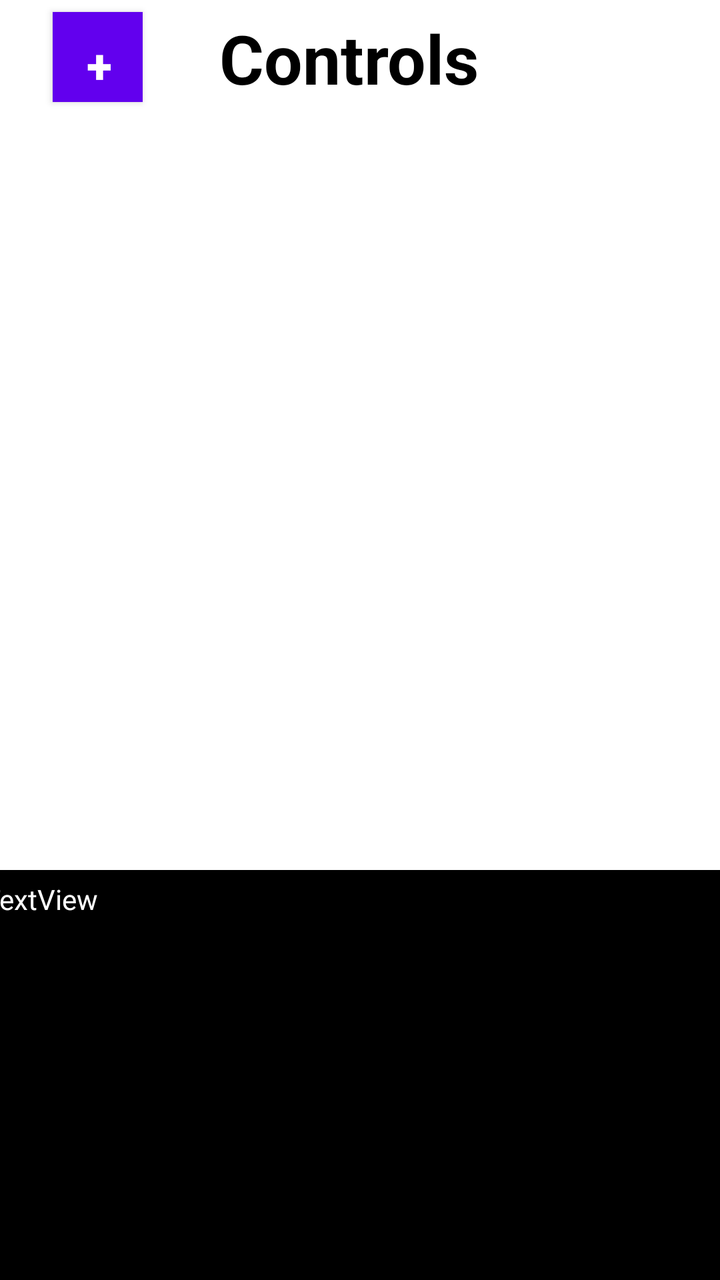
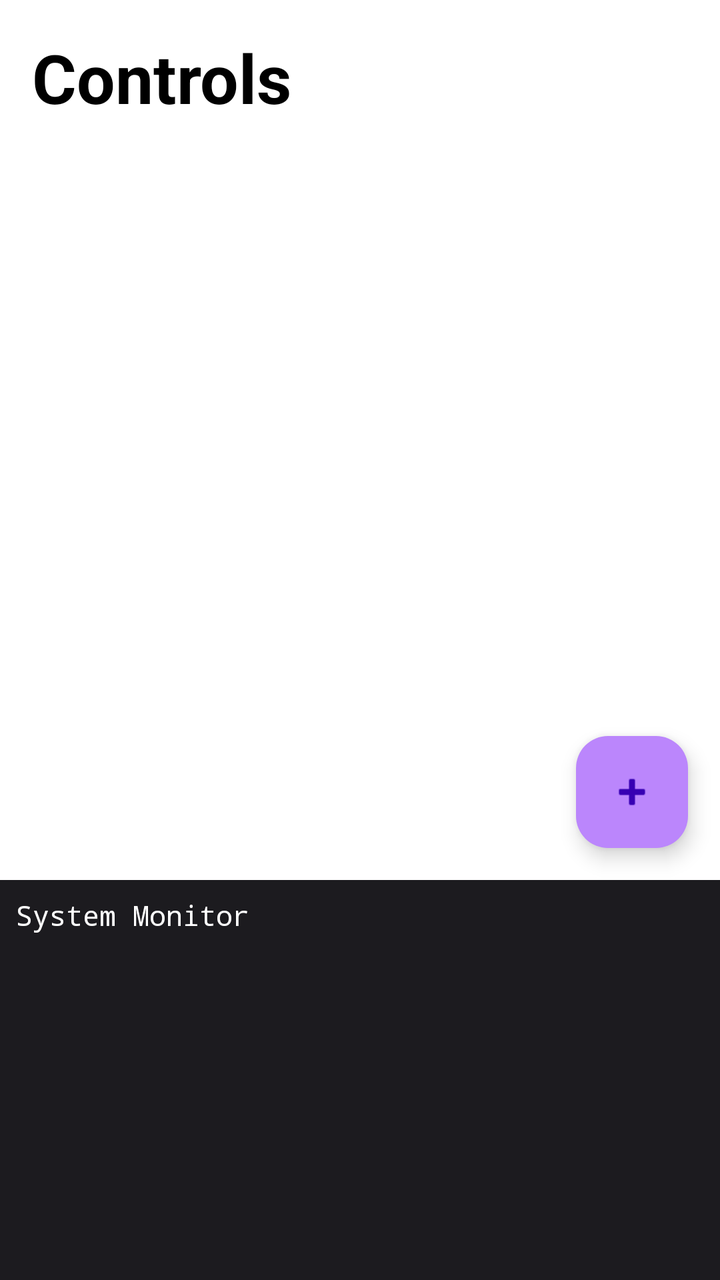

Before-and-after screenshots of an Android layout around one commit, followed by the original layout XML and the change that was made.
<!-- AndroidManifest.xml: application theme Theme.EasyESP -->
<!-- res/layout/fragment_sandbox.xml -->
<?xml version="1.0" encoding="utf-8"?>
<androidx.constraintlayout.widget.ConstraintLayout xmlns:android="http://schemas.android.com/apk/res/android"
    xmlns:app="http://schemas.android.com/apk/res-auto"
    xmlns:tools="http://schemas.android.com/tools"
    android:layout_width="match_parent"
    android:layout_height="match_parent"
    android:background="@color/white">

    <Button
        android:id="@+id/button_add_control"
        android:layout_width="45dp"
        android:layout_height="45dp"
        android:background="@color/purple_700"
        android:text="+"
        android:textAlignment="textStart"
        android:textColor="@color/white"
        android:textSize="24sp"
        android:textStyle="bold"
        app:layout_constraintBottom_toBottomOf="parent"
        app:layout_constraintEnd_toEndOf="parent"
        app:layout_constraintHorizontal_bias="0.084"
        app:layout_constraintStart_toStartOf="parent"
        app:layout_constraintTop_toTopOf="parent"
        app:layout_constraintVertical_bias="0.01" />

    <androidx.recyclerview.widget.RecyclerView
        android:id="@+id/recycler_view_controls"
        android:layout_width="377dp"
        android:layout_height="409dp"
        android:layout_marginTop="8dp"
        app:layout_constraintBottom_toBottomOf="parent"
        app:layout_constraintEnd_toEndOf="parent"
        app:layout_constraintHorizontal_bias="0.529"
        app:layout_constraintStart_toStartOf="parent"
        app:layout_constraintTop_toBottomOf="@+id/button_add_control"
        app:layout_constraintVertical_bias="0.0" />

    <ScrollView
        android:id="@+id/monitor_scrollview"
        android:layout_width="387dp"
        android:layout_height="238dp"
        android:background="@color/black"
        app:layout_constraintBottom_toBottomOf="parent"
        app:layout_constraintEnd_toEndOf="parent"
        app:layout_constraintStart_toStartOf="parent"
        app:layout_constraintTop_toBottomOf="@+id/recycler_view_controls">

        <LinearLayout
            android:layout_width="match_parent"
            android:layout_height="wrap_content"
            android:orientation="vertical">

            <TextView
                android:id="@+id/monitor_textView"
                android:layout_width="match_parent"
                android:layout_height="wrap_content"
                android:paddingLeft="5dp"
                android:paddingTop="5dp"
                android:paddingRight="5dp"
                android:paddingBottom="5dp"
                android:text="TextView"
                android:textColor="@color/white"
                android:textSize="14sp" />
        </LinearLayout>
    </ScrollView>

    <TextView
        android:id="@+id/controls_title_textView"
        android:layout_width="wrap_content"
        android:layout_height="wrap_content"
        android:text="Controls"
        android:textAlignment="center"
        android:textAllCaps="false"
        android:textColor="@color/black"
        android:textSize="34sp"
        android:textStyle="bold"
        app:layout_constraintBottom_toTopOf="@+id/recycler_view_controls"
        app:layout_constraintEnd_toEndOf="parent"
        app:layout_constraintHorizontal_bias="0.239"
        app:layout_constraintStart_toEndOf="@+id/button_add_control"
        app:layout_constraintTop_toTopOf="parent"
        app:layout_constraintVertical_bias="0.466" />
</androidx.constraintlayout.widget.ConstraintLayout>
<!-- resources referenced by this layout -->
<resources>
  <color name="black">#FF000000</color>
  <color name="purple_700">#FF3700B3</color>
  <color name="white">#FFFFFFFF</color>
  <style name="Theme.EasyESP" parent="Theme.MaterialComponents.DayNight.NoActionBar">
          
      </style>
</resources>

<!-- the commit's change to res/layout/fragment_sandbox.xml (unified diff, before → after) -->
@@ -4,80 +4,66 @@
     xmlns:tools="http://schemas.android.com/tools"
     android:layout_width="match_parent"
     android:layout_height="match_parent"
-    android:background="@color/white">
+    tools:context=".SandboxFragment">
 
-    <Button
-        android:id="@+id/button_add_control"
-        android:layout_width="45dp"
-        android:layout_height="45dp"
-        android:background="@color/purple_700"
-        android:text="+"
-        android:textAlignment="textStart"
-        android:textColor="@color/white"
-        android:textSize="24sp"
+    <TextView
+        android:id="@+id/controls_title_textView"
+        android:layout_width="wrap_content"
+        android:layout_height="wrap_content"
+        android:layout_marginStart="16dp"
+        android:layout_marginTop="16dp"
+        android:text="Controls"
+        android:textColor="?attr/colorOnSurface"
+        android:textSize="34sp"
         android:textStyle="bold"
-        app:layout_constraintBottom_toBottomOf="parent"
-        app:layout_constraintEnd_toEndOf="parent"
-        app:layout_constraintHorizontal_bias="0.084"
         app:layout_constraintStart_toStartOf="parent"
-        app:layout_constraintTop_toTopOf="parent"
-        app:layout_constraintVertical_bias="0.01" />
+        app:layout_constraintTop_toTopOf="parent" />
 
     <androidx.recyclerview.widget.RecyclerView
         android:id="@+id/recycler_view_controls"
-        android:layout_width="377dp"
-        android:layout_height="409dp"
+        android:layout_width="0dp"
+        android:layout_height="0dp"
         android:layout_marginTop="8dp"
-        app:layout_constraintBottom_toBottomOf="parent"
+        app:layout_constraintBottom_toTopOf="@+id/monitor_scrollview"
         app:layout_constraintEnd_toEndOf="parent"
-        app:layout_constraintHorizontal_bias="0.529"
         app:layout_constraintStart_toStartOf="parent"
-        app:layout_constraintTop_toBottomOf="@+id/button_add_control"
-        app:layout_constraintVertical_bias="0.0" />
+        app:layout_constraintTop_toBottomOf="@+id/controls_title_textView"
+        app:layout_constraintVertical_weight="1" />
 
     <ScrollView
         android:id="@+id/monitor_scrollview"
-        android:layout_width="387dp"
-        android:layout_height="238dp"
-        android:background="@color/black"
+        android:layout_width="0dp"
+        android:layout_height="200dp"
+        android:background="#1C1B1F"
         app:layout_constraintBottom_toBottomOf="parent"
         app:layout_constraintEnd_toEndOf="parent"
-        app:layout_constraintStart_toStartOf="parent"
-        app:layout_constraintTop_toBottomOf="@+id/recycler_view_controls">
+        app:layout_constraintStart_toStartOf="parent">
 
         <LinearLayout
             android:layout_width="match_parent"
             android:layout_height="wrap_content"
-            android:orientation="vertical">
+            android:orientation="vertical"
+            android:padding="8dp">
 
             <TextView
                 android:id="@+id/monitor_textView"
                 android:layout_width="match_parent"
                 android:layout_height="wrap_content"
-                android:paddingLeft="5dp"
-                android:paddingTop="5dp"
-                android:paddingRight="5dp"
-                android:paddingBottom="5dp"
-                android:text="TextView"
+                android:text="System Monitor"
                 android:textColor="@color/white"
-                android:textSize="14sp" />
+                android:textSize="14sp"
+                android:fontFamily="monospace" />
         </LinearLayout>
     </ScrollView>
 
-    <TextView
-        android:id="@+id/controls_title_textView"
+    <com.google.android.material.floatingactionbutton.FloatingActionButton
+        android:id="@+id/button_add_control"
         android:layout_width="wrap_content"
         android:layout_height="wrap_content"
-        android:text="Controls"
-        android:textAlignment="center"
-        android:textAllCaps="false"
-        android:textColor="@color/black"
-        android:textSize="34sp"
-        android:textStyle="bold"
-        app:layout_constraintBottom_toTopOf="@+id/recycler_view_controls"
+        android:layout_margin="16dp"
+        android:contentDescription="Add Control"
+        app:layout_constraintBottom_toTopOf="@+id/monitor_scrollview"
         app:layout_constraintEnd_toEndOf="parent"
-        app:layout_constraintHorizontal_bias="0.239"
-        app:layout_constraintStart_toEndOf="@+id/button_add_control"
-        app:layout_constraintTop_toTopOf="parent"
-        app:layout_constraintVertical_bias="0.466" />
+        app:srcCompat="@android:drawable/ic_input_add" />
+
 </androidx.constraintlayout.widget.ConstraintLayout>
<!-- resource entries referenced after the edit -->
@@ -1,10 +1,49 @@
 <!-- resources referenced by this layout -->
 <resources>
   <color name="black">#FF000000</color>
+  <color name="teal_700">#FF018786</color>
+  <style name="Widget.EasyESP.NavigationView" parent="Widget.Material3.NavigationView">
+          <item name="itemTextColor">@color/white</item>
+          <item name="itemIconTint">@color/white</item>
+          <item name="itemTextAppearance">@style/TextAppearance.EasyESP.NavMenu</item>
+      </style>
+  <style name="TextAppearance.EasyESP.NavMenu" parent="TextAppearance.Material3.LabelLarge">
+          <item name="android:textStyle">bold</item>
+          <item name="android:textColor">@color/white</item>
+      </style>
   <color name="purple_700">#FF3700B3</color>
+  <color name="teal_200">#FF03DAC5</color>
   <color name="white">#FFFFFFFF</color>
-  <style name="Theme.EasyESP" parent="Theme.MaterialComponents.DayNight.NoActionBar">
+  <style name="Theme.EasyESP" parent="Theme.Material3.DayNight.NoActionBar">
           
+          <item name="colorPrimary">@color/purple_500</item>
+          <item name="colorOnPrimary">@color/white</item>
+          <item name="colorPrimaryContainer">@color/purple_200</item>
+          <item name="colorOnPrimaryContainer">@color/purple_700</item>
+  
+          
+          <item name="colorSecondary">@color/teal_200</item>
+          <item name="colorOnSecondary">@color/black</item>
+          <item name="colorSecondaryContainer">@color/teal_700</item>
+          <item name="colorOnSecondaryContainer">@color/white</item>
+  
+          
+          <item name="android:windowBackground">?attr/colorSurface</item>
+          <item name="colorSurface">@color/white</item>
+          <item name="colorOnSurface">@color/black</item>
+          <item name="colorSurfaceVariant">#F2F0F4</item>
+          <item name="colorOnSurfaceVariant">#49454F</item>
+  
+          
+          <item name="android:statusBarColor">@color/purple_700</item>
+  
+          
+          <item name="textInputStyle">@style/Widget.Material3.TextInputLayout.OutlinedBox</item>
+  
+          
+          <item name="navigationViewStyle">@style/Widget.EasyESP.NavigationView</item>
       </style>
+  <color name="purple_500">#FF6200EE</color>
+  <color name="purple_200">#FFBB86FC</color>
 </resources>
 
